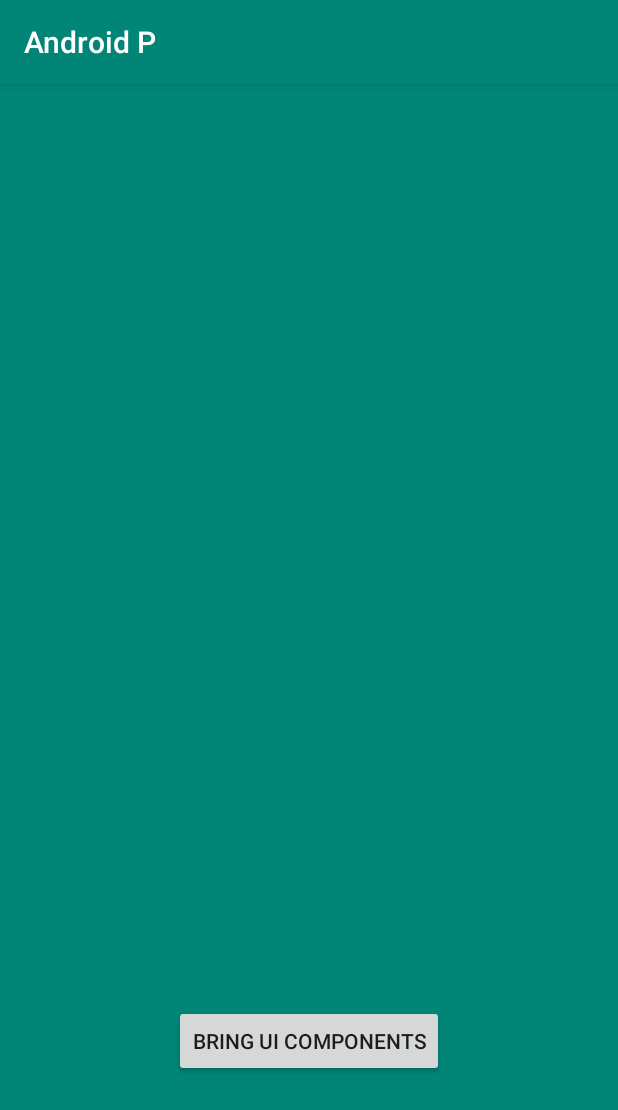
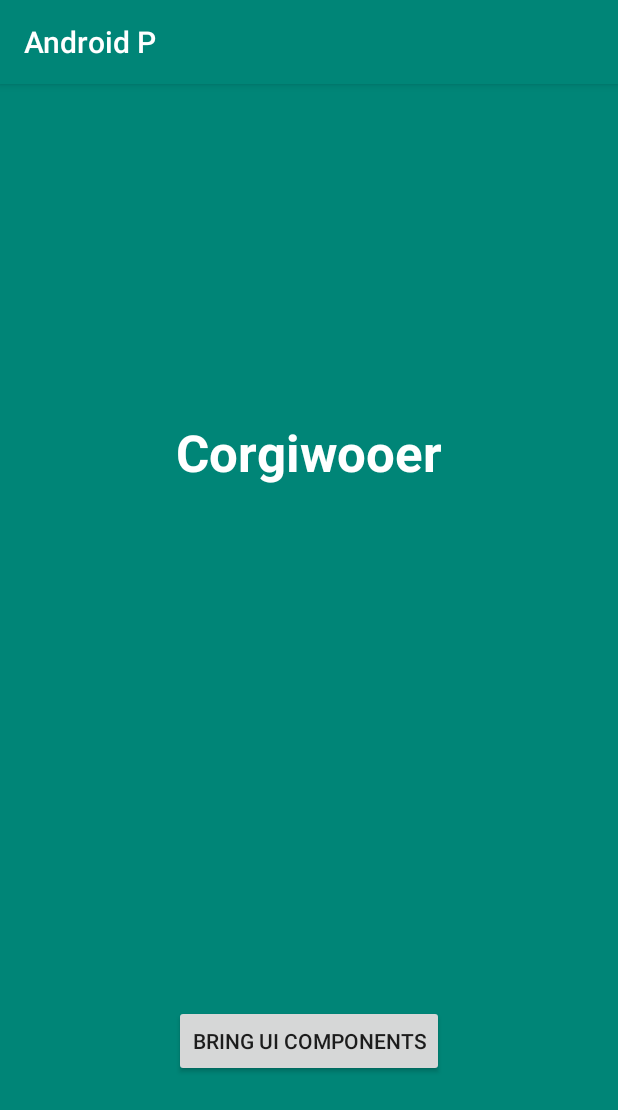
Before and after one commit to corgiwooer/Android_Animantion, an Android app: the screen it shows after launch (MainActivity), on a phone screen of 412 x 824 dp. Shown: the top 1110 px of the screen. Run offline under Robolectric (Android 15) with nearby library versions, the phone set to English and light mode, and no system bars.

Commit message:
Second Commit

```diff
--- a/app/src/main/java/com/fidu/androidp/MainActivity.java
+++ b/app/src/main/java/com/fidu/androidp/MainActivity.java
@@ -16,6 +16,7 @@ public class MainActivity extends AppCompatActivity {
     private TextView txtAndroid;
     private Button btnUIComponent;
     private boolean firstTime=true;
+
 
     @Override
     protected void onCreate(Bundle savedInstanceState) {
--- a/app/src/main/res/layout/activity_main.xml
+++ b/app/src/main/res/layout/activity_main.xml
@@ -6,6 +6,20 @@
     android:layout_height="match_parent"
     android:background="@color/colorPrimary"
     tools:context=".MainActivity">
+
+    <TextView
+        android:layout_width="wrap_content"
+        android:layout_height="wrap_content"
+        android:text="Corgiwooer"
+        android:textColor="#FFF"
+        android:textSize="34dp"
+        android:textStyle="bold"
+        app:layout_constraintBottom_toTopOf="@+id/txtAndroid"
+        app:layout_constraintEnd_toEndOf="parent"
+        app:layout_constraintStart_toStartOf="parent"
+        app:layout_constraintTop_toBottomOf="@+id/txtHeyWorld">
+
+    </TextView>
 
     <TextView
         android:id="@+id/txtHeyWorld"
```
